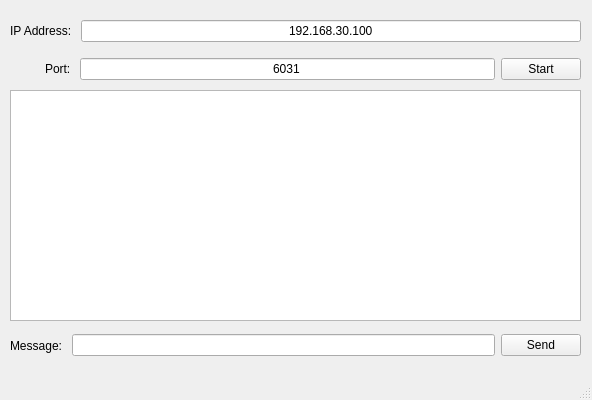
Old version of the form tcpserver.ui in the repository GaneshChintalapaty/TCPServer_QTApplication.
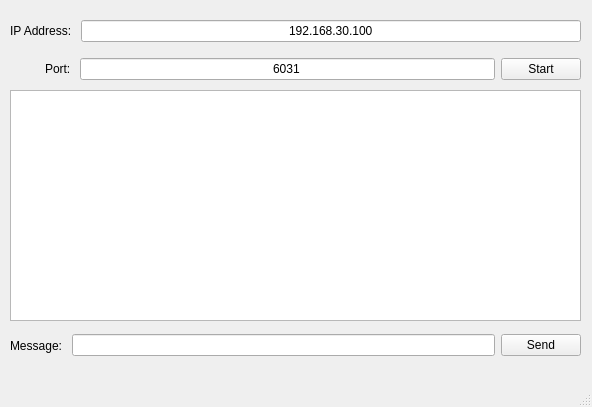
New version of the form.

```diff
--- a/tcpserver.ui
+++ b/tcpserver.ui
@@ -7,7 +7,7 @@
     <x>0</x>
     <y>0</y>
     <width>592</width>
-    <height>400</height>
+    <height>407</height>
    </rect>
   </property>
   <property name="windowTitle">
```
Left out of the diff: 3 changed lines with no effect on the pictures.
